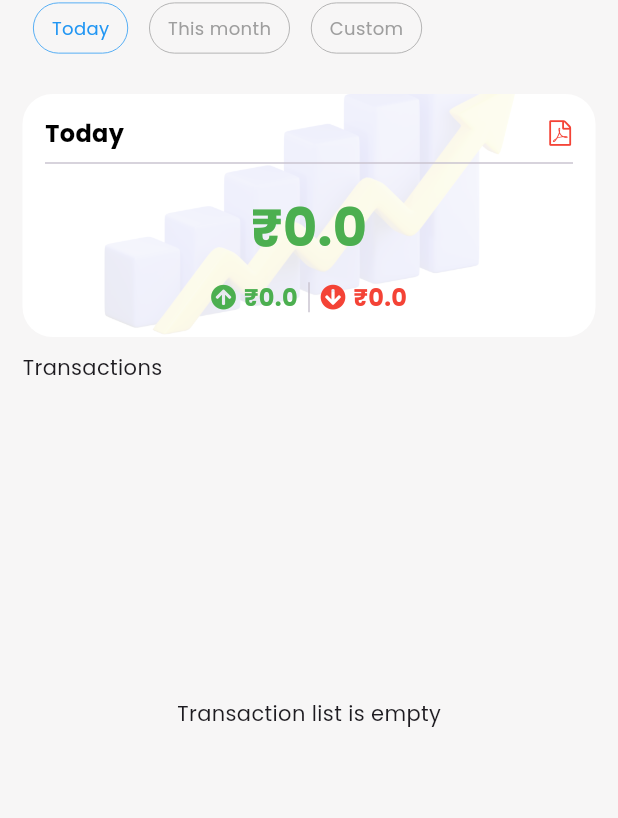
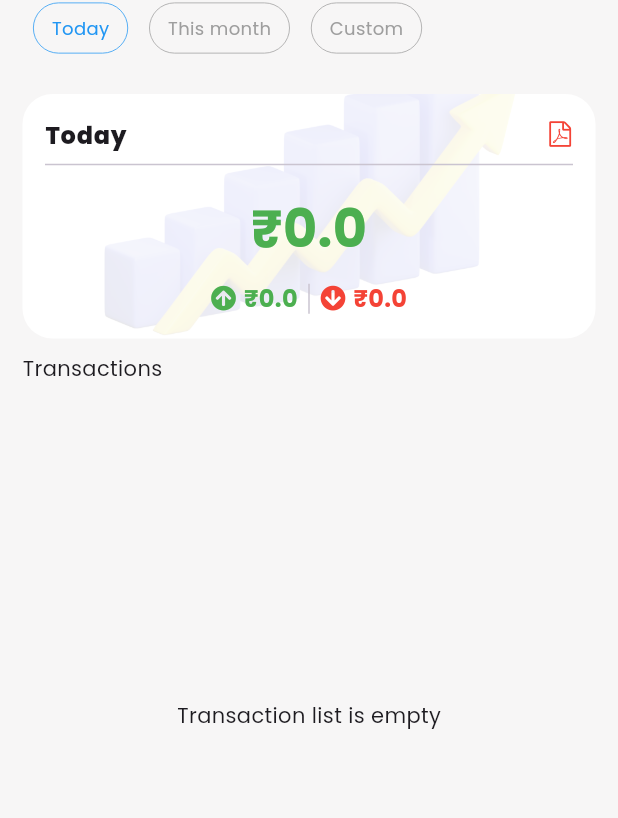
Before and after one commit to Vineeth-Kolichal/FIn-Flow, a Flutter app: the HomeScreen screen opened directly, on a phone screen of 412 x 824 dp. Shown: the part 203-1021 px from the top of the screen. Run offline on Flutter 3.47's test engine with Material 3 defaults, Android fonts, the phone set to English and light mode, and no system bars; our stand-ins replace bloc, cloud_firestore, dartz, firebase_auth, firebase_core, flutter_bloc and 9 more; accounts and stored records are empty; network calls fail.

Commit message:
radio theme is edited

```diff
--- a/lib/core/theme/app_theme.dart
+++ b/lib/core/theme/app_theme.dart
@@ -8,6 +8,8 @@ class FinFlowTheme {
     useMaterial3: true,
     fontFamily: GoogleFonts.poppins().fontFamily,
     canvasColor: whiteColor,
+    radioTheme:
+        RadioThemeData(fillColor: MaterialStateProperty.all<Color>(darkGrey2)),
     elevatedButtonTheme: ElevatedButtonThemeData(
       style: ElevatedButton.styleFrom(
         backgroundColor: blackColor,
@@ -55,6 +57,7 @@ class FinFlowTheme {
   static const Color scaffoldBgDark = Color.fromARGB(255, 19, 18, 18);
   static const Color whiteColor = Colors.white;
   static const Color blackColor = Colors.black;
+  static const Color darkGrey2 = Color.fromARGB(255, 32, 32, 32);
   static const Color greyColor = Colors.grey;
   static const Color blueColor = Colors.blue;
   static const Color greenColor = Colors.green;
--- a/lib/features/home/presentation/helper/home_helper.dart
+++ b/lib/features/home/presentation/helper/home_helper.dart
@@ -250,14 +250,16 @@ mixin HomeHelper {
 
   Future<dynamic> addCategoryDialoge(BuildContext context) {
     TextEditingController controller = TextEditingController();
+    ThemeData theme = Theme.of(context);
+
     return showDialog(
       context: context,
       builder: (ctx) {
         ValueNotifier<TransactionType?> typeNotifier = ValueNotifier(null);
         return AlertDialog(
-          title: const Text(
+          title: Text(
             'Add Category',
-            style: txt14Black,
+            style: theme.textTheme.titleMedium,
           ),
           content: Column(
             mainAxisSize: MainAxisSize.min,
--- a/lib/features/home/presentation/widgets/top_section.dart
+++ b/lib/features/home/presentation/widgets/top_section.dart
@@ -143,7 +143,8 @@ class SummeryContainer extends StatelessWidget with HomeHelper {
                     }
                     return Text(
                       title,
-                      style: txt16BlackB,
+                      style: theme.textTheme.bodyLarge
+                          ?.copyWith(fontWeight: FontWeight.w800),
                     );
                   }),
               InkWell(
```
